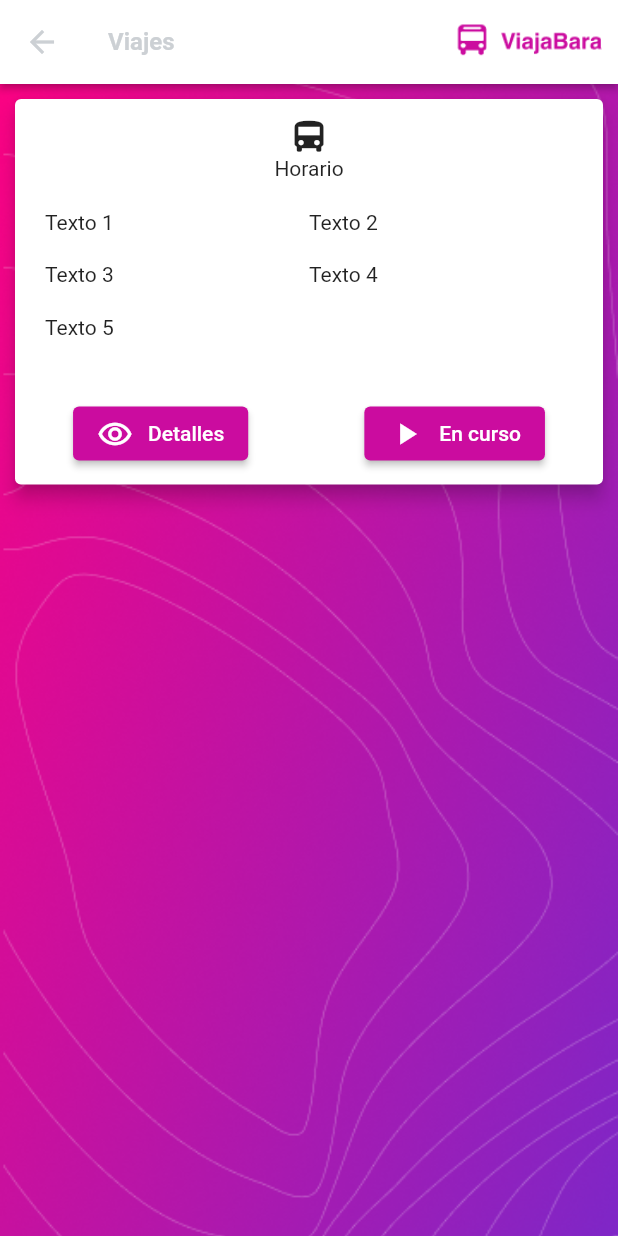
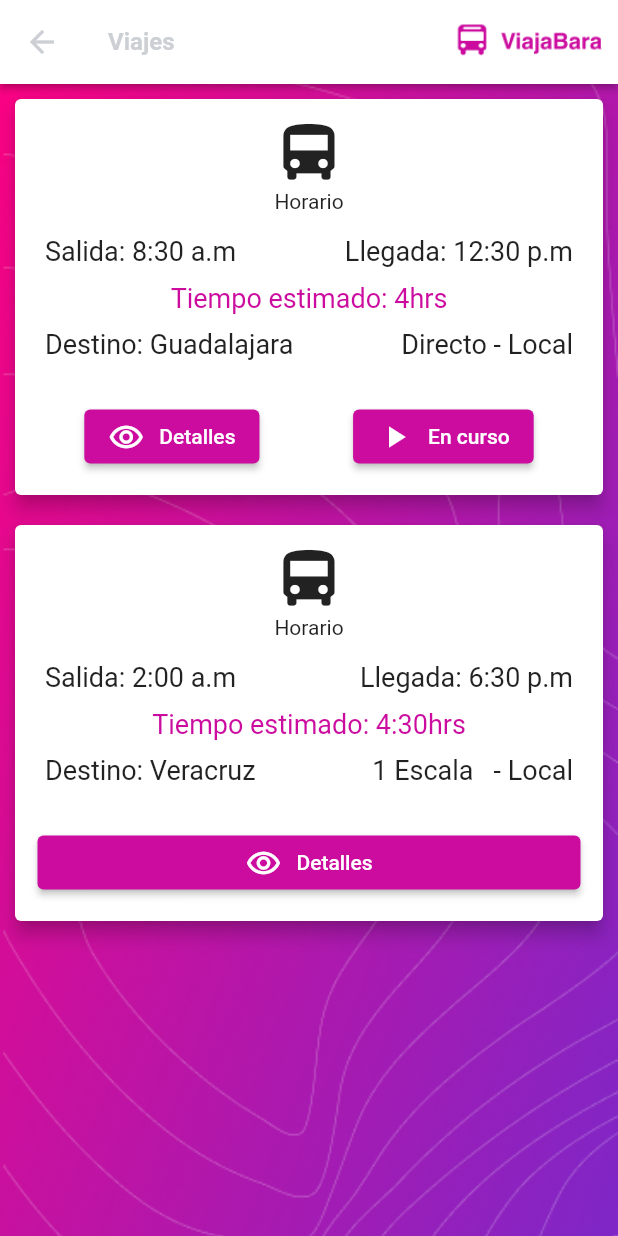
Before and after one commit to UlisesStamatio/ViajaBara, a Flutter app: the Trips screen opened directly, on a phone screen of 412 x 824 dp. Run offline on Flutter 3.47's test engine with Material 2 defaults, Android fonts, the light colour scheme and no system bars; our stand-ins replace bloc, equatable, flutter_bloc, flutter_rating_bar, geolocator, permission_handler.

Commit message:
[UPDATE] update show travels

```diff
--- a/Mobile/viajabara/lib/modules/trips/adapters/screens/trips.dart
+++ b/Mobile/viajabara/lib/modules/trips/adapters/screens/trips.dart
@@ -64,30 +64,62 @@ class _TripsState extends State<Trips> {
                           padding: const EdgeInsets.symmetric(vertical: 10),
                           child: const Column(
                             children: <Widget>[
-                              Icon(CupertinoIcons.bus, size: 28.0),
+                              Icon(CupertinoIcons.bus, size: 50.0),
                               Text('Horario'),
                             ],
                           ),
                         ),
                         Container(
-                          padding: const EdgeInsets.symmetric(
-                              vertical: 10, horizontal: 20),
-                          height: 125.0,
-                          child: GridView.builder(
-                            shrinkWrap: false,
-                            gridDelegate:
-                                const SliverGridDelegateWithFixedCrossAxisCount(
-                              childAspectRatio: 5,
-                              crossAxisCount: 2,
-                            ),
-                            itemCount: 5,
-                            itemBuilder: (context, index) {
-                              return Text('Texto ${index + 1}');
-                            },
-                          ),
-                        ),
+                            padding: const EdgeInsets.symmetric(
+                                vertical: 5, horizontal: 20),
+                            height: 100.0,
+                            child: const Column(
+                              children: [
+                                Row(
+                                  mainAxisAlignment:
+                                      MainAxisAlignment.spaceBetween,
+                                  children: <Widget>[
+                                    Text(
+                                      'Salida: 8:30 a.m',
+                                      style: TextStyle(fontSize: 18.0),
+                                    ),
+                                    Text(
+                                      'Llegada: 12:30 p.m',
+                                      style: TextStyle(fontSize: 18.0),
+                                    ),
+                                  ],
+                                ),
+                                SizedBox(height: 10.0),
+                                Row(
+                                  mainAxisAlignment: MainAxisAlignment.center,
+                                  children: <Widget>[
+                                    Text(
+                                      'Tiempo estimado: 4hrs',
+                                      style: TextStyle(
+                                          fontSize: 18.0,
+                                          color: ColorsApp.primayColor),
+                                    ),
+                                  ],
+                                ),
+                                SizedBox(height: 10.0),
+                                Row(
+                                  mainAxisAlignment:
+                                      MainAxisAlignment.spaceBetween,
+                                  children: <Widget>[
+                                    Text(
+                                      'Destino: Guadalajara',
+                                      style: TextStyle(fontSize: 18.0),
+                                    ),
+                                    Text(
+                                      'Directo - Local',
+                                      style: TextStyle(fontSize: 18.0),
+                                    ),
+                                  ],
+                                ),
+                              ],
+                            )),
                         Container(
-                          padding: const EdgeInsets.symmetric(vertical: 10),
+                          padding: const EdgeInsets.all(15),
                           child: Row(
                             mainAxisAlignment: MainAxisAlignment.spaceAround,
                             children: <Widget>[
@@ -125,6 +157,90 @@ class _TripsState extends State<Trips> {
                         ),
                       ],
                     ),
+                  ),
+                  Card(
+                    elevation: 5,
+                    margin: const EdgeInsets.all(10),
+                    child: Column(
+                      children: <Widget>[
+                        Container(
+                          padding: const EdgeInsets.symmetric(vertical: 10),
+                          child: const Column(
+                            children: <Widget>[
+                              Icon(CupertinoIcons.bus, size: 50.0),
+                              Text('Horario'),
+                            ],
+                          ),
+                        ),
+                        Container(
+                            padding: const EdgeInsets.symmetric(
+                                vertical: 5, horizontal: 20),
+                            height: 100.0,
+                            child: const Column(
+                              children: [
+                                Row(
+                                  mainAxisAlignment:
+                                      MainAxisAlignment.spaceBetween,
+                                  children: <Widget>[
+                                    Text(
+                                      'Salida: 2:00 a.m',
+                                      style: TextStyle(fontSize: 18.0),
+                                    ),
+                                    Text(
+                                      'Llegada: 6:30 p.m',
+                                      style: TextStyle(fontSize: 18.0),
+                                    ),
+                                  ],
+                                ),
+                                SizedBox(height: 10.0),
+                                Row(
+                                  mainAxisAlignment: MainAxisAlignment.center,
+                                  children: <Widget>[
+                                    Text(
+                                      'Tiempo estimado: 4:30hrs',
+                                      style: TextStyle(
+                                          fontSize: 18.0,
+                                          color: ColorsApp.primayColor),
+                                    ),
+                                  ],
+                                ),
+                                SizedBox(height: 10.0),
+                                Row(
+                                  mainAxisAlignment:
+                                      MainAxisAlignment.spaceBetween,
+                                  children: <Widget>[
+                                    Text(
+                                      'Destino: Veracruz',
+                                      style: TextStyle(fontSize: 18.0),
+                                    ),
+                                    Text(
+                                      '1 Escala   - Local',
+                                      style: TextStyle(fontSize: 18.0),
+                                    ),
+                                  ],
+                                ),
+                              ],
+                            )),
+                        Container(
+                          padding: const EdgeInsets.all(15),
+                          child: ElevatedButton(
+                            onPressed: () {},
+                            style: ButtonStyle(
+                              backgroundColor: MaterialStateProperty.all(
+                                  ColorsApp.primayColor),
+                            ),
+                            child: const Row(
+                              mainAxisAlignment: MainAxisAlignment.center,
+                              children: [
+                                Icon(Icons.remove_red_eye_outlined),
+                                SizedBox(width: 10),
+                                Text('Detalles')
+                              ],
+                            ),
+                          ),
+                        ),
+                      ],
+                    ),
                   )
                   // *************************************
                 ],
```
